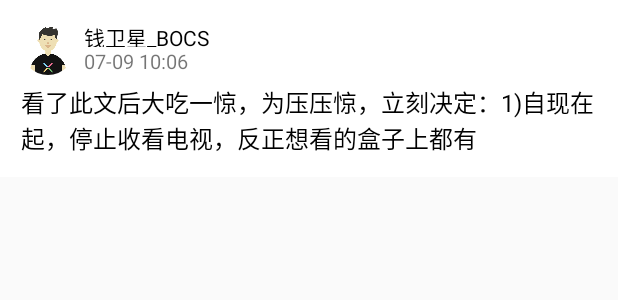
After one commit to Ivolian/Csp-Refactor, an Android app: the layout item_comment.xml on its own in the app's theme, with its tools: preview values and no code run, on a phone screen of 412 x 824 dp. The commit adds this screen. Shown: the top 300 px of the screen. Run offline under Robolectric (Android 15) with nearby library versions, the phone set to English and light mode, and no system bars.

Commit message:
评论界面

```diff
--- a/app/build.gradle
+++ b/app/build.gradle
@@ -42,4 +42,5 @@ dependencies {
     compile 'com.android.support:cardview-v7:22.2.0'
     compile 'com.nispok:snackbar:2.10.10'
     compile files('libs/badgeview.jar')
+    compile 'com.yqritc:recyclerview-flexibledivider:1.2.5'
 }
--- a/app/src/main/AndroidManifest.xml
+++ b/app/src/main/AndroidManifest.xml
@@ -28,6 +28,7 @@
         <activity android:name=".other.greenmatter.SelectColorActivity"/>
         <activity android:name=".activity.QuestionActivity"/>
         <activity android:name=".activity.WebViewActivity"/>
+        <activity android:name=".activity.CommentActivity"/>
     </application>
 
 </manifest>
--- a/app/src/main/java/com/unicorn/csp/activity/WebViewActivity.java
+++ b/app/src/main/java/com/unicorn/csp/activity/WebViewActivity.java
@@ -89,4 +89,10 @@ boolean star = false;
         ToastUtils.show(this,"已取消关注");
     }
 
+
+    @OnClick(R.id.itv_comment)
+    public void comment(){
+
+        startActivity(CommentActivity.class);
+    }
 }
--- a/app/src/main/java/com/unicorn/csp/recycle/item/News1.java
+++ b/app/src/main/java/com/unicorn/csp/recycle/item/News1.java
@@ -14,7 +14,6 @@ public class News1 implements Renderable {
     public int getRenderableId() {
         return R.layout.item_new_type1;
     }
-
 
     private String title;
 
--- a/app/src/main/res/layout/activity_webview.xml
+++ b/app/src/main/res/layout/activity_webview.xml
@@ -20,7 +20,7 @@
 
         <View
             android:layout_width="match_parent"
-            android:layout_height="1dp"
+            android:layout_height="0.6dp"
             android:background="#ccc" />
 
         <include layout="@layout/web_bottom_tab" />
--- /dev/null
+++ b/app/src/main/res/layout/item_comment.xml
@@ -0,0 +1,54 @@
+<LinearLayout xmlns:android="http://schemas.android.com/apk/res/android"
+    android:layout_width="match_parent"
+    android:layout_height="wrap_content"
+    android:background="@android:color/white"
+    android:orientation="vertical"
+    android:padding="14dp">
+
+    <!-- 头像 账号 时间-->
+    <LinearLayout
+        android:layout_width="wrap_content"
+        android:layout_height="36dp"
+        android:orientation="horizontal">
+
+        <de.hdodenhof.circleimageview.CircleImageView
+            android:layout_width="36dp"
+            android:layout_height="36dp"
+            android:src="@drawable/profile" />
+
+        <LinearLayout
+            android:layout_width="match_parent"
+            android:layout_height="match_parent"
+            android:layout_marginLeft="6dp"
+            android:orientation="vertical">
+
+            <TextView
+                android:id="@+id/tv_account"
+                android:layout_width="wrap_content"
+                android:layout_height="0dp"
+                android:layout_weight="1"
+                android:text="钱卫星_BOCS"
+                android:textColor="@android:color/black"
+                android:textSize="14sp" />
+
+            <TextView
+                android:id="@+id/tv_time"
+                android:layout_width="wrap_content"
+                android:layout_height="wrap_content"
+                android:text="07-09 10:06"
+                android:textSize="13sp" />
+
+        </LinearLayout>
+
+    </LinearLayout>
+
+    <TextView
+        android:id="@+id/tv_content"
+        android:layout_width="match_parent"
+        android:layout_height="wrap_content"
+        android:layout_marginTop="6dp"
+        android:text="看了此文后大吃一惊，为压压惊，立刻决定：1)自现在起，停止收看电视，反正想看的盒子上都有"
+        android:textColor="@android:color/black"
+        android:textSize="16sp" />
+
+</LinearLayout>
--- a/app/src/main/res/layout/web_bottom_tab.xml
+++ b/app/src/main/res/layout/web_bottom_tab.xml
@@ -78,7 +78,7 @@
                 android:gravity="center"
                 android:text="{zmdi-star}"
                 android:textColor="#ccc"
-                android:textSize="30dp"
+                android:textSize="31dp"
                 app:layout_widthPercent="23%"
                 app:layout_marginLeftPercent="5%"
                 app:layout_marginRightPercent="5%" />
```
Also changed, not shown: app/src/main/java/com/unicorn/csp/activity/CommentActivity.java (added, +73 -0 lines), app/src/main/java/com/unicorn/csp/recycle/item/Comment.java (added, +53 -0 lines), app/src/main/java/com/unicorn/csp/recycle/render/GeneralRender.java (+7 -4 lines), app/src/main/java/com/unicorn/csp/recycle/viewholder/CommentViewHolder.java (added, +43 -0 lines), app/src/main/res/layout/activity_comment.xml (added, +29 -0 lines), app/src/main/res/drawable-hdpi/comment_white_24dp.png (added), 1 other file.
